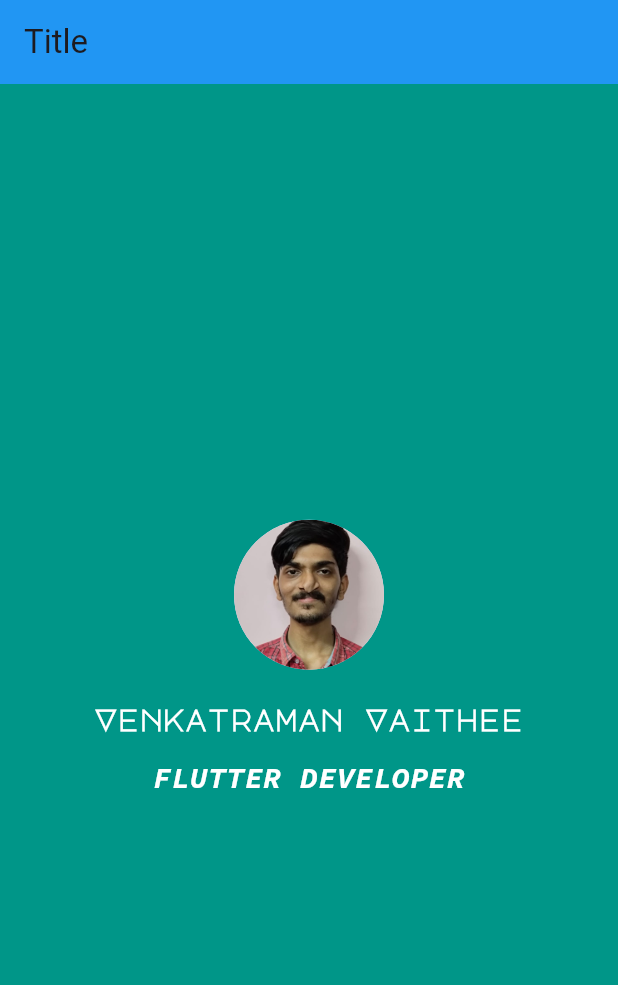
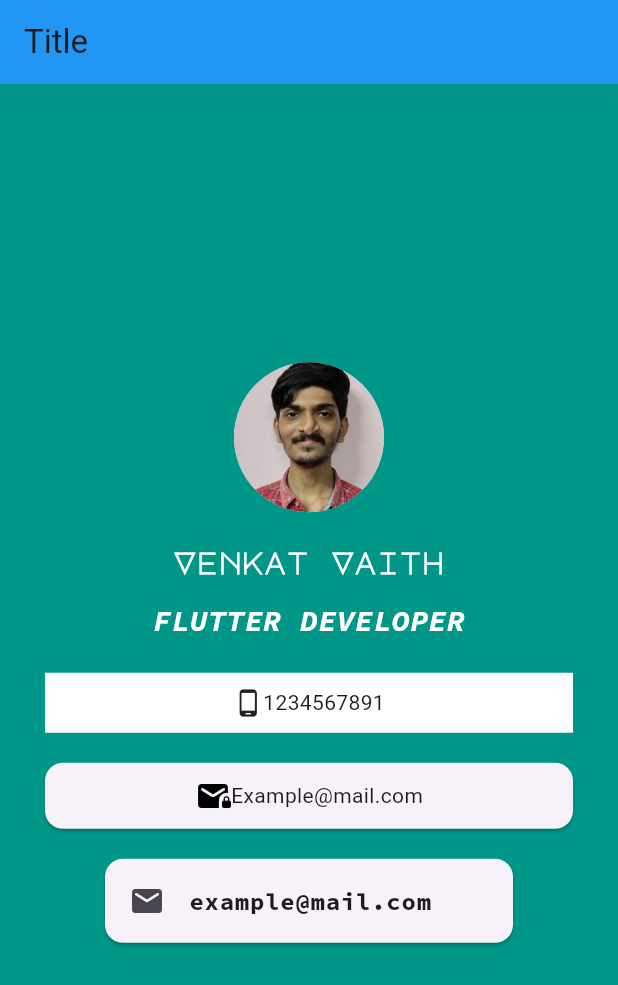
Before and after one commit to venkat669/flutapp_1, a Flutter app: the Idcard screen opened directly, on a phone screen of 412 x 824 dp. Shown: the top 985 px of the screen. Run offline on Flutter 3.47's test engine with Material 3 defaults, Android fonts, the phone set to English and light mode, and no system bars; network calls fail.

Commit message:
"added mail text box using the card widget"  ; ALSO IMPLEMENTED THE "ListTile" IN CHILD OF "CARD" INSTEAD OF APPLYING THE "ROW"  "

```diff
--- a/lib/idcard.dart
+++ b/lib/idcard.dart
@@ -24,6 +24,8 @@
           crossAxisAlignment: CrossAxisAlignment.stretch,
           children: <Widget>[
             Container(
+              alignment: Alignment.topCenter,
+              padding: EdgeInsets.fromLTRB(20, 10, 20, 10),
               child: Column(
                 children: [
                   CircleAvatar(
@@ -35,7 +37,7 @@
                         19, // creates space between the image and text of size 19
                   ),
                   Text(
-                    "Venkatraman Vaithee",
+                    "Venkat Vaith",
                     style: TextStyle(
                       fontFamily: 'MajorMonoDisplay',
                       fontSize: 20.0,
@@ -66,6 +68,60 @@
                       fontWeight: FontWeight.bold, // Use standard weight values
                     ),
                   ),
+                  SizedBox(
+                    height: 10,
+                  ),
+                  Container(
+                    color: Colors.white,
+                    padding: EdgeInsets.fromLTRB(50, 10, 50, 10),
+                    margin: EdgeInsets.symmetric(vertical: 10, horizontal: 10),
+                    child: Row(
+                      mainAxisAlignment: MainAxisAlignment.center,
+                      children: [
+                        Icon(
+                          Icons.phone_android,
+                          size: 20,
+                        ),
+                        Text(
+                          "1234567891",
+                          textAlign:
+                              TextAlign.center, // Aligns text horizontally
+                        )
+                      ],
+                    ),
+                  ),
+                  Card(
+                    margin: EdgeInsets.all(10),
+                    child: Padding(
+                      padding: EdgeInsets.all(10),
+                      child: Row(
+                        mainAxisAlignment: MainAxisAlignment.center,
+                        crossAxisAlignment: CrossAxisAlignment.center,
+                        children: [
+                          Icon(
+                            Icons.mail_lock_rounded,
+                            color: Colors.black,
+                          ),
+                          Text(
+                            "Example@mail.com",
+                            textAlign: TextAlign.center,
+                          )
+                        ],
+                      ),
+                    ),
+                  ),
+                  Card(
+                    margin: EdgeInsets.symmetric(vertical: 10, horizontal: 50),
+                    child: ListTile(
+                      leading: Icon(Icons.email_rounded),
+                      title: Text(
+                        "example@mail.com",
+                        style: TextStyle(
+                            fontFamily: "SourceCodePro",
+                            fontWeight: FontWeight.w700),
+                      ),
+                    ),
+                  ),
                 ],
               ),
             )
```
